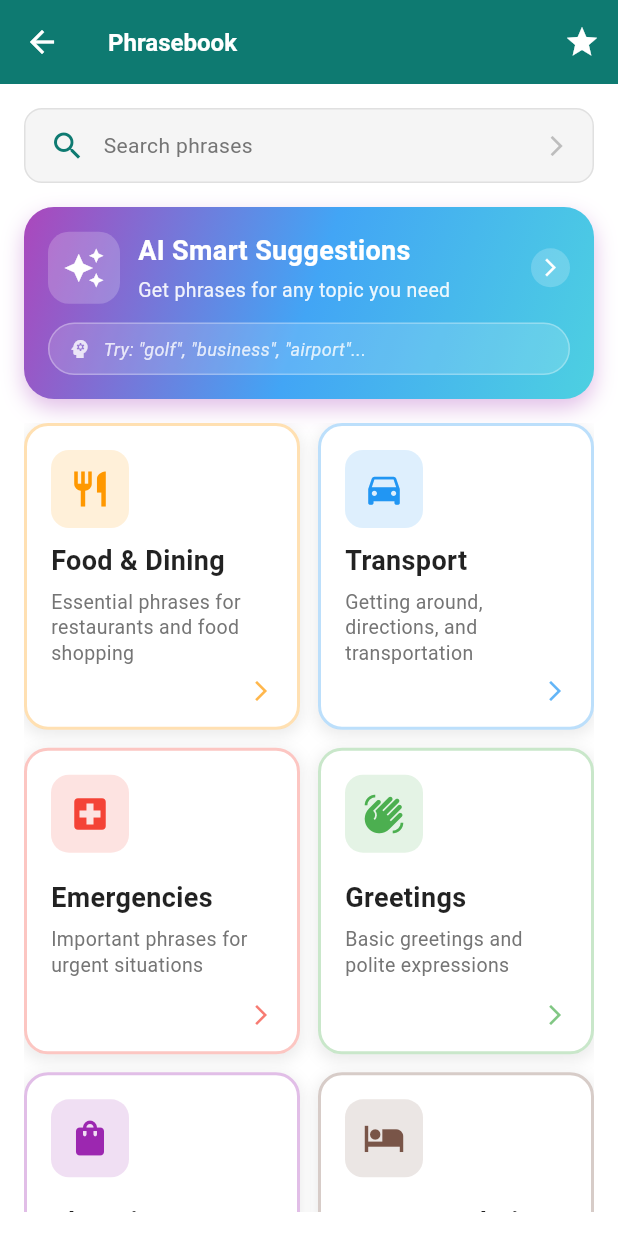
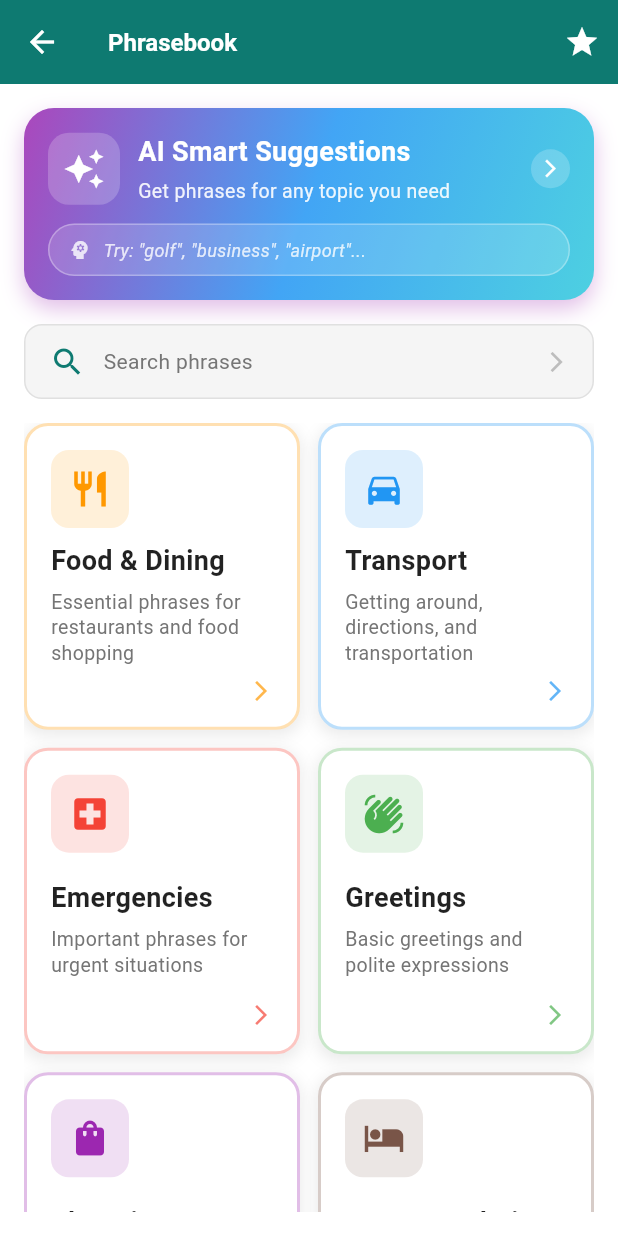
Before and after one commit to mohamedzoabi100/LingoLamp, a Flutter app: the PhrasebookScreen screen opened directly, on a phone screen of 412 x 824 dp. Run offline on Flutter 3.47's test engine with Material 3 defaults, Android fonts, the phone set to English and light mode, and no system bars; our stand-ins replace cloud_functions, firebase_core, flutter_tts, permission_handler, shared_preferences, speech_to_text and 1 more; missing offline and left inert: google_mlkit_translation; accounts and stored records are empty.

Commit message:
In phraseBoook screen replacing to searrch bars to improve ui expreince

```diff
--- a/lib/screens/phrasebook_screen.dart
+++ b/lib/screens/phrasebook_screen.dart
@@ -88,11 +88,17 @@ class _PhrasebookScreenState extends State<PhrasebookScreen> {
       backgroundColor: Theme.of(context).colorScheme.surface,
       body: Column(
         children: [
-          // FIXED: Search bar section - entire bar is now tappable
+          // AI Suggestions Card - NOW FIRST
           Padding(
             padding: const EdgeInsets.all(16.0),
+            child: _buildAiSuggestionsCard(),
+          ),
+
+          // Search bar section - NOW SECOND
+          Padding(
+            padding: const EdgeInsets.fromLTRB(16, 0, 16, 16),
             child: GestureDetector(
-              // FIXED: Make entire container tappable
+              // Make entire container tappable
               onTap: () {
                 Navigator.push(
                   context,
@@ -121,7 +127,7 @@ class _PhrasebookScreenState extends State<PhrasebookScreen> {
                         style: TextStyle(color: Colors.grey[600]),
                       ),
                       const Spacer(),
-                      // OPTIONAL: Add arrow indicator to show it's tappable
+                      // Add arrow indicator to show it's tappable
                       Icon(
                         Icons.arrow_forward_ios,
                         size: 16,
@@ -132,12 +138,6 @@ class _PhrasebookScreenState extends State<PhrasebookScreen> {
                 ),
               ),
             ),
-          ),
-
-          // NEW: AI Suggestions Card
-          Padding(
-            padding: const EdgeInsets.fromLTRB(16, 0, 16, 16),
-            child: _buildAiSuggestionsCard(),
           ),
 
           // Themes grid
@@ -163,7 +163,7 @@ class _PhrasebookScreenState extends State<PhrasebookScreen> {
     );
   }
 
-  // NEW: AI Suggestions Card
+  // AI Suggestions Card
   Widget _buildAiSuggestionsCard() {
     return GestureDetector(
       onTap: () {
```
